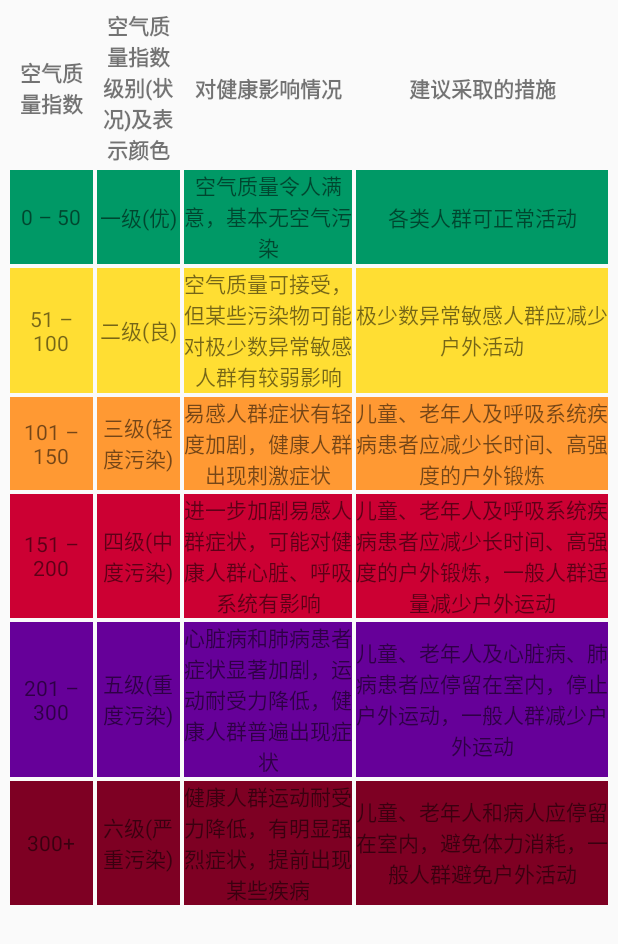
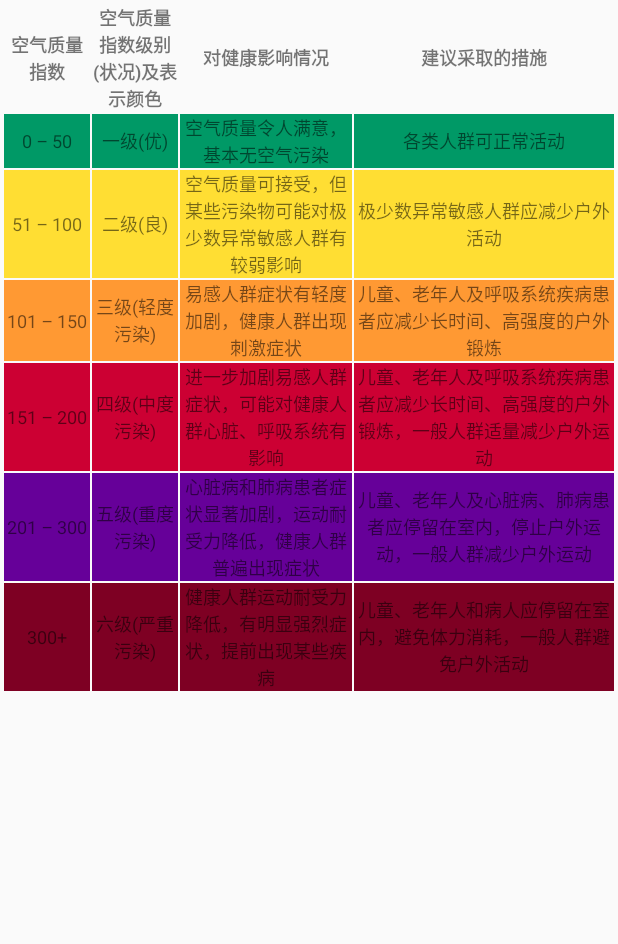
Before and after one commit to iOrchid/BlueDreamAQI, an Android app: the layout pop_aqi_level_description.xml on its own in the app's theme, with its tools: preview values and no code run, on a phone screen of 412 x 824 dp. Shown: the top 944 px of the screen. Run offline under Robolectric (Android 15) with nearby library versions, the phone set to English and light mode, and no system bars; network calls fail; Roboto replaces fonts that are not available here.

Commit message:
UI的部分优化

```diff
--- a/app/src/main/res/layout/content_header_aqi_fragment.xml
+++ b/app/src/main/res/layout/content_header_aqi_fragment.xml
@@ -25,7 +25,7 @@
 		android:singleLine="true"
 		android:text="@string/str_long_click_tips"
 		android:textColor="@color/colorWhite"
-		android:textSize="12sp"
+		android:textSize="10sp"
 		app:layout_constraintBottom_toTopOf="@+id/tv_api_update_time_header"
 		app:layout_constraintRight_toRightOf="parent" />
 
--- a/app/src/main/res/layout/pop_aqi_level_description.xml
+++ b/app/src/main/res/layout/pop_aqi_level_description.xml
@@ -2,7 +2,7 @@
 <TableLayout xmlns:android="http://schemas.android.com/apk/res/android"
     android:layout_width="match_parent"
     android:layout_height="wrap_content"
-    android:padding="5dp">
+    android:padding="2dp">
 
     <TableRow android:gravity="center_horizontal">
 
--- a/app/src/main/res/values/styles.xml
+++ b/app/src/main/res/values/styles.xml
@@ -42,6 +42,12 @@
 		<item name="android:layout_width">0dp</item>
 		<item name="android:layout_height">match_parent</item>
 		<item name="android:gravity">center</item>
-		<item name="android:layout_margin">1dp</item>
+		<item name="android:layout_margin">0.2dp</item>
+		<item name="android:textSize">12sp</item>
+	</style>
+	<!--toolbar 样式-->
+	<style name="Aqi_Toolbar">
+		<!--注意，不要带 android: 这样会限制在api 19 以上-->
+		<item name="colorControlNormal">@color/colorDeepSkyBlue</item>
 	</style>
 </resources>
```
Lines whose indentation alone changed are shown as unchanged.
